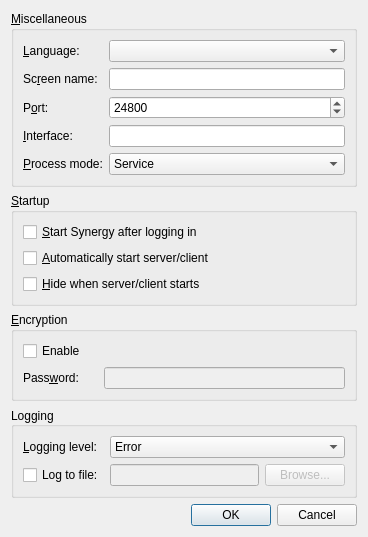
First picture: the form in src/gui/res/SettingsDialogBase.ui, repository deskflow/deskflow, before the edit.
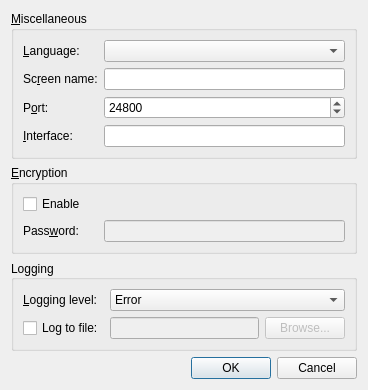
Second picture: the form after the edit.

Commit message: - made windows gui service only (removed desktop mode). - changed watchdog to only launch if it has a command.

The edit to the form file:
```diff
--- a/src/gui/res/SettingsDialogBase.ui
+++ b/src/gui/res/SettingsDialogBase.ui
@@ -7,7 +7,7 @@
     <x>0</x>
     <y>0</y>
     <width>368</width>
-    <height>485</height>
+    <height>354</height>
    </rect>
   </property>
   <property name="windowTitle">
@@ -89,30 +89,6 @@
         </property>
        </widget>
       </item>
-      <item row="4" column="0">
-       <widget class="QLabel" name="m_pLabel_22">
-        <property name="text">
-         <string>&amp;Process mode:</string>
-        </property>
-        <property name="buddy">
-         <cstring>m_pComboProcessMode</cstring>
-        </property>
-       </widget>
-      </item>
-      <item row="4" column="1">
-       <widget class="QComboBox" name="m_pComboProcessMode">
-        <item>
-         <property name="text">
-          <string>Service</string>
-         </property>
-        </item>
-        <item>
-         <property name="text">
-          <string>Desktop (legacy)</string>
-         </property>
-        </item>
-       </widget>
-      </item>
       <item row="0" column="0">
        <widget class="QLabel" name="m_pLabel_27">
         <property name="sizePolicy">
@@ -141,36 +117,6 @@
      </layout>
     </widget>
    </item>
-   <item>
-    <widget class="QGroupBox" name="m_pGroupUserInterface">
-     <property name="title">
-      <string>&amp;Startup</string>
-     </property>
-     <layout class="QVBoxLayout" name="verticalLayout_2">
-      <item>
-       <widget class="QCheckBox" name="m_pCheckBoxAutoStart">
-        <property name="text">
-         <string>&amp;Start Synergy after logging in</string>
-        </property>
-       </widget>
-      </item>
-      <item>
-       <widget class="QCheckBox" name="m_pCheckBoxAutoConnect">
-        <property name="text">
-         <string>&amp;Automatically start server/client</string>
-        </property>
-       </widget>
-      </item>
-      <item>
-       <widget class="QCheckBox" name="m_pCheckBoxAutoHide">
-        <property name="text">
-         <string>&amp;Hide when server/client starts</string>
-        </property>
-       </widget>
-      </item>
-     </layout>
-    </widget>
-   </item>
    <item>
     <widget class="QGroupBox" name="m_pGroupCrypto">
      <property name="enabled">
```
Left out of the diff: 4 changed lines with no effect on the pictures. The commit also changes 10 other files.
